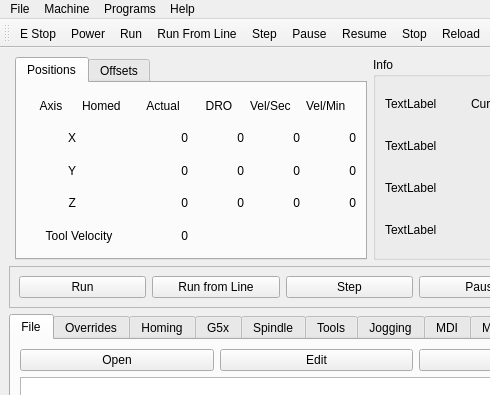
jethornton/flexgui, file examples/xyz.ui: the form before one commit; both pictures show x 0 to 490 and y 0 to 395 of the 832 by 633 pixel window.
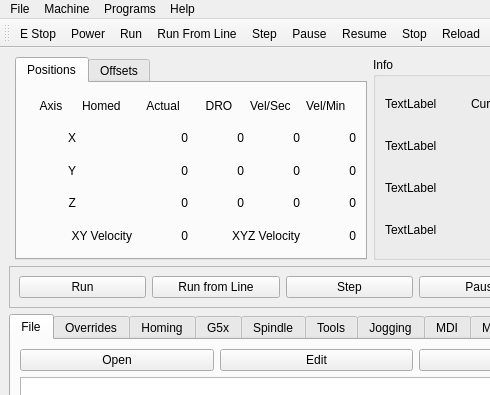
The form after the commit.

Commit message: add xyz velocity to xyz.ui

What changed in the file:
```diff
--- a/examples/xyz.ui
+++ b/examples/xyz.ui
@@ -1518,10 +1518,42 @@
         <item row="4" column="0" colspan="2">
          <widget class="QLabel" name="label_36">
           <property name="text">
-           <string>Tool Velocity</string>
+           <string>XY Velocity</string>
           </property>
           <property name="alignment">
-           <set>Qt::AlignCenter</set>
+           <set>Qt::AlignRight|Qt::AlignTrailing|Qt::AlignVCenter</set>
+          </property>
+         </widget>
+        </item>
+        <item row="4" column="3" colspan="2">
+         <widget class="QLabel" name="label_39">
+          <property name="text">
+           <string>XYZ Velocity</string>
+          </property>
+          <property name="alignment">
+           <set>Qt::AlignRight|Qt::AlignTrailing|Qt::AlignVCenter</set>
+          </property>
+         </widget>
+        </item>
+        <item row="4" column="5">
+         <widget class="QLabel" name="three_vel_lb">
+          <property name="text">
+           <string>0</string>
+          </property>
+          <property name="alignment">
+           <set>Qt::AlignRight|Qt::AlignTrailing|Qt::AlignVCenter</set>
+          </property>
+          <property name="joint_0" stdset="0">
+           <number>0</number>
+          </property>
+          <property name="joint_1" stdset="0">
+           <number>1</number>
+          </property>
+          <property name="joint_2" stdset="0">
+           <number>2</number>
+          </property>
+          <property name="precision" stdset="0">
+           <string>2</string>
           </property>
          </widget>
         </item>
```
